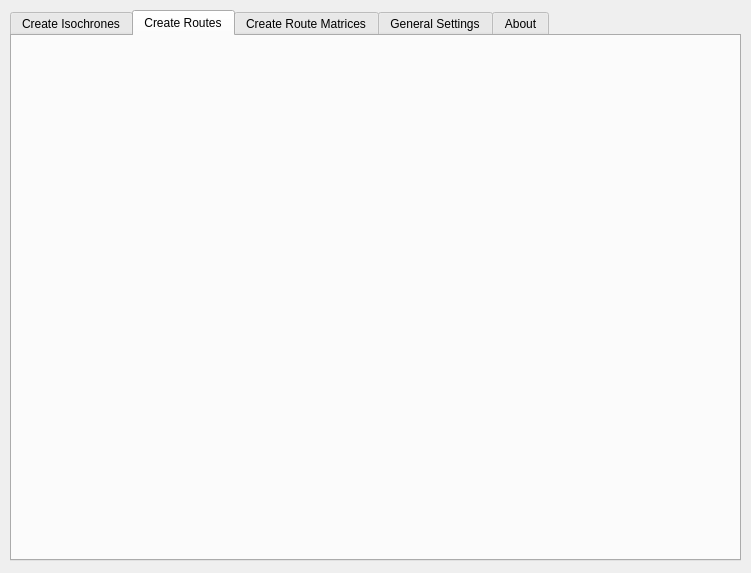
The window that otp_plugin_dialog_base.ui (mkoenigb/OpenTripPlannerPlugin) describes before a commit, drawn with Qt 5.
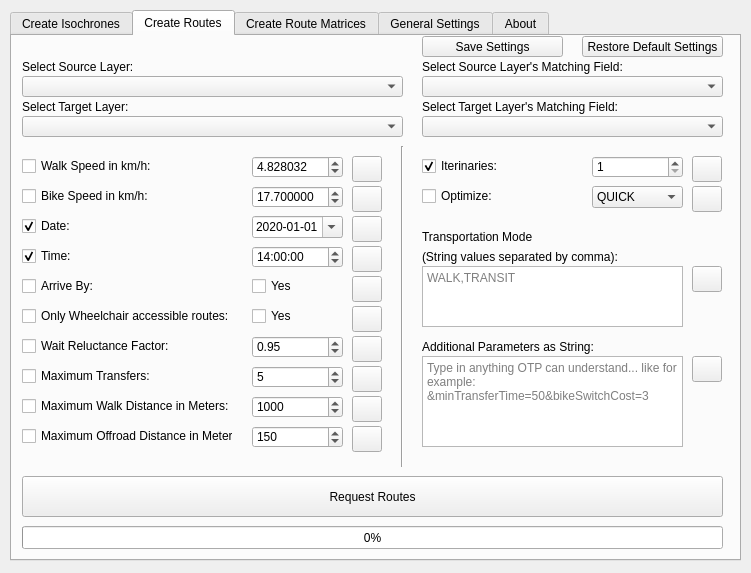
The same window after the commit. The open tabs and pages were chosen to show the change. Custom widgets are drawn as their Qt base class.

Diff of the .ui file:
```diff
--- a/otp_plugin_dialog_base.ui
+++ b/otp_plugin_dialog_base.ui
@@ -981,6 +981,1013 @@
     <attribute name="title">
      <string>Create Routes</string>
     </attribute>
+    <widget class="QLabel" name="label_7">
+     <property name="geometry">
+      <rect>
+       <x>10</x>
+       <y>20</y>
+       <width>381</width>
+       <height>21</height>
+      </rect>
+     </property>
+     <property name="text">
+      <string>Select Source Layer:</string>
+     </property>
+    </widget>
+    <widget class="QPushButton" name="Routes_RestoreDefaultSettings">
+     <property name="geometry">
+      <rect>
+       <x>570</x>
+       <y>0</y>
+       <width>141</width>
+       <height>21</height>
+      </rect>
+     </property>
+     <property name="toolTip">
+      <string>Restores default settings for Isochrones choosen by author of the plugin andor developers of opentripplanner</string>
+     </property>
+     <property name="text">
+      <string>Restore Default Settings</string>
+     </property>
+    </widget>
+    <widget class="QgsMapLayerComboBox" name="Routes_SelectInputLayer_Source">
+     <property name="geometry">
+      <rect>
+       <x>10</x>
+       <y>40</y>
+       <width>381</width>
+       <height>21</height>
+      </rect>
+     </property>
+     <property name="toolTip">
+      <string>Select a Point Layer you wish to use for calculation. Can be in any CRS which can be transformed to WGS 84 by QGIS.</string>
+     </property>
+    </widget>
+    <widget class="Line" name="line_2">
+     <property name="geometry">
+      <rect>
+       <x>380</x>
+       <y>110</y>
+       <width>20</width>
+       <height>321</height>
+      </rect>
+     </property>
+     <property name="orientation">
+      <enum>Qt::Vertical</enum>
+     </property>
+    </widget>
+    <widget class="QPushButton" name="Routes_SaveSettings">
+     <property name="geometry">
+      <rect>
+       <x>410</x>
+       <y>0</y>
+       <width>141</width>
+       <height>21</height>
+      </rect>
+     </property>
+     <property name="toolTip">
+      <string>Saves your settings for isochrones</string>
+     </property>
+     <property name="text">
+      <string>Save Settings</string>
+     </property>
+    </widget>
+    <widget class="QLabel" name="label_8">
+     <property name="geometry">
+      <rect>
+       <x>10</x>
+       <y>60</y>
+       <width>381</width>
+       <height>21</height>
+      </rect>
+     </property>
+     <property name="text">
+      <string>Select Target Layer:</string>
+     </property>
+    </widget>
+    <widget class="QgsMapLayerComboBox" name="Routes_SelectInputLayer_Target">
+     <property name="geometry">
+      <rect>
+       <x>10</x>
+       <y>80</y>
+       <width>381</width>
+       <height>21</height>
+      </rect>
+     </property>
+     <property name="toolTip">
+      <string>Select a Point Layer you wish to use for calculation. Can be in any CRS which can be transformed to WGS 84 by QGIS.</string>
+     </property>
+    </widget>
+    <widget class="QProgressBar" name="Routes_ProgressBar">
+     <property name="geometry">
+      <rect>
+       <x>10</x>
+       <y>490</y>
+       <width>701</width>
+       <height>23</height>
+      </rect>
+     </property>
+     <property name="locale">
+      <locale language="English" country="UnitedStates"/>
+     </property>
+     <property name="value">
+      <number>0</number>
+     </property>
+     <property name="textVisible">
+      <bool>true</bool>
+     </property>
+     <property name="orientation">
+      <enum>Qt::Horizontal</enum>
+     </property>
+     <property name="invertedAppearance">
+      <bool>false</bool>
+     </property>
+    </widget>
+    <widget class="QPushButton" name="Routes_RequestRoutes">
+     <property name="geometry">
+      <rect>
+       <x>10</x>
+       <y>440</y>
+       <width>701</width>
+       <height>41</height>
+      </rect>
+     </property>
+     <property name="toolTip">
+      <string>Request isochrones and store as polygon layer.</string>
+     </property>
+     <property name="text">
+      <string>Request Routes</string>
+     </property>
+    </widget>
+    <widget class="QgsFieldComboBox" name="Routes_SelectInputField_Source">
+     <property name="geometry">
+      <rect>
+       <x>410</x>
+       <y>40</y>
+       <width>301</width>
+       <height>21</height>
+      </rect>
+     </property>
+    </widget>
+    <widget class="QLabel" name="label_9">
+     <property name="geometry">
+      <rect>
+       <x>410</x>
+       <y>20</y>
+       <width>301</width>
+       <height>21</height>
+      </rect>
+     </property>
+     <property name="text">
+      <string>Select Source Layer's Matching Field:</string>
+     </property>
+    </widget>
+    <widget class="QgsFieldComboBox" name="Routes_SelectInputField_Target">
+     <property name="geometry">
+      <rect>
+       <x>410</x>
+       <y>80</y>
+       <width>301</width>
+       <height>21</height>
+      </rect>
+     </property>
+    </widget>
+    <widget class="QLabel" name="label_10">
+     <property name="geometry">
+      <rect>
+       <x>410</x>
+       <y>60</y>
+       <width>301</width>
+       <height>21</height>
+      </rect>
+     </property>
+     <property name="text">
+      <string>Select Target Layer's Matching Field:</string>
+     </property>
+    </widget>
+    <widget class="QDoubleSpinBox" name="Routes_WalkSpeed">
+     <property name="geometry">
+      <rect>
+       <x>240</x>
+       <y>120</y>
+       <width>91</width>
+       <height>22</height>
+      </rect>
+     </property>
+     <property name="toolTip">
+      <string>Speed in km/h one walks on foot. OTP-Default: 3mph.</string>
+     </property>
+     <property name="decimals">
+      <number>6</number>
+     </property>
+     <property name="maximum">
+      <double>99999.999999000006937</double>
+     </property>
+     <property name="singleStep">
+      <double>0.100000000000000</double>
+     </property>
+     <property name="value">
+      <double>4.828032000000000</double>
+     </property>
+    </widget>
+    <widget class="QgsPropertyOverrideButton" name="Routes_Wheelchair_Override">
+     <property name="geometry">
+      <rect>
+       <x>340</x>
+       <y>270</y>
+       <width>30</width>
+       <height>26</height>
+      </rect>
+     </property>
+    </widget>
+    <widget class="QgsPropertyOverrideButton" name="Routes_Time_Override">
+     <property name="geometry">
+      <rect>
+       <x>340</x>
+       <y>210</y>
+       <width>30</width>
+       <height>26</height>
+      </rect>
+     </property>
+    </widget>
+    <widget class="QDoubleSpinBox" name="Routes_WaitReluctance">
+     <property name="geometry">
+      <rect>
+       <x>240</x>
+       <y>300</y>
+       <width>91</width>
+       <height>22</height>
+      </rect>
+     </property>
+     <property name="toolTip">
+      <string>&lt;html&gt;&lt;head/&gt;&lt;body&gt;&lt;p&gt;How much worse is waiting for a transit vehicle than being on a transit vehicle, as a multiplier. The default value treats wait and on-vehicle time as the same. It may be tempting to set this higher than walkReluctance (as studies often find this kind of preferences among riders) but the planner will take this literally and walk down a transit line to avoid waiting at a stop. This used to be set less than 1 (0.95) which would make waiting offboard preferable to waiting onboard in an interlined trip. That is also undesirable. If we only tried the shortest possible transfer at each stop to neighboring stop patterns, this problem could disappear.&lt;/p&gt;&lt;/body&gt;&lt;/html&gt;</string>
+     </property>
+     <property name="decimals">
+      <number>2</number>
+     </property>
+     <property name="maximum">
+      <double>100.000000000000000</double>
+     </property>
+     <property name="singleStep">
+      <double>0.050000000000000</double>
+     </property>
+     <property name="value">
+      <double>0.950000000000000</double>
+     </property>
+    </widget>
+    <widget class="QgsPropertyOverrideButton" name="Routes_MaxTransfers_Override">
+     <property name="geometry">
+      <rect>
+       <x>340</x>
+       <y>330</y>
+       <width>30</width>
+       <height>26</height>
+      </rect>
+     </property>
+    </widget>
+    <widget class="QCheckBox" name="Routes_MaxWalkDistance_Use">
+     <property name="enabled">
+      <bool>true</bool>
+     </property>
+     <property name="geometry">
+      <rect>
+       <x>10</x>
+       <y>360</y>
+       <width>211</width>
+       <height>20</height>
+      </rect>
+     </property>
+     <property name="toolTip">
+      <string>If checked, this option will be used.
+If not checked, the servers default setting will be used. Servers default is NULL when incompatible with selected Mode.
+Do not use an option if it is not compatible with the selected Mode. For example Travelmode &quot;CAR&quot; is not compatible with &quot;BikeSpeed&quot;. If you are unsure about compatibility, check OTP API Docs.</string>
+     </property>
+     <property name="text">
+      <string>Maximum Walk Distance in Meters:</string>
+     </property>
+     <property name="checked">
+      <bool>false</bool>
+     </property>
+    </widget>
+    <widget class="QSpinBox" name="Routes_MaxWalkDistance">
+     <property name="geometry">
+      <rect>
+       <x>240</x>
+       <y>360</y>
+       <width>91</width>
+       <height>22</height>
+      </rect>
+     </property>
+     <property name="toolTip">
+      <string>Maximum distance one can cover a distance on foot.</string>
+     </property>
+     <property name="maximum">
+      <number>99999999</number>
+     </property>
+     <property name="singleStep">
+      <number>10</number>
+     </property>
+     <property name="value">
+      <number>1000</number>
+     </property>
+    </widget>
+    <widget class="QCheckBox" name="Routes_ArriveBy">
+     <property name="enabled">
+      <bool>true</bool>
+     </property>
+     <property name="geometry">
+      <rect>
+       <x>240</x>
+       <y>240</y>
+       <width>91</width>
+       <height>20</height>
+      </rect>
+     </property>
+     <property name="toolTip">
+      <string>&lt;html&gt;&lt;head/&gt;&lt;body&gt;&lt;p&gt;checked = yes --&amp;gt; &amp;amp;arriveBy=true --&amp;gt; specifies that the given time is when we plan to arrive rather than when we want to depart&lt;/p&gt;&lt;p&gt;unchecked = no --&amp;gt; &amp;amp;arriveBy=false --&amp;gt; specifies that the given time is when we plan to depart rather than when we want to arrive&lt;/p&gt;&lt;/body&gt;&lt;/html&gt;</string>
+     </property>
+     <property name="text">
+      <string>Yes</string>
+     </property>
+     <property name="checked">
+      <bool>false</bool>
+     </property>
+    </widget>
+    <widget class="QgsPropertyOverrideButton" name="Routes_MaxWalkDistance_Override">
+     <property name="geometry">
+      <rect>
+       <x>340</x>
+       <y>360</y>
+       <width>30</width>
+       <height>26</height>
+      </rect>
+     </property>
+    </widget>
+    <widget class="QSpinBox" name="Routes_MaxOffroadDistance">
+     <property name="geometry">
+      <rect>
+       <x>240</x>
+       <y>390</y>
+       <width>91</width>
+       <height>22</height>
+      </rect>
+     </property>
+     <property name="toolTip">
+      <string>Distance in meters one can cover a distance off roads.</string>
+     </property>
+     <property name="maximum">
+      <number>99999999</number>
+     </property>
+     <property name="singleStep">
+      <number>10</number>
+     </property>
+     <property name="value">
+      <number>150</number>
+     </property>
+    </widget>
+    <widget class="QCheckBox" name="Routes_Wheelchair_Use">
+     <property name="enabled">
+      <bool>true</bool>
+     </property>
+     <property name="geometry">
+      <rect>
+       <x>10</x>
+       <y>270</y>
+       <width>211</width>
+       <height>20</height>
+      </rect>
+     </property>
+     <property name="toolTip">
+      <string>If checked, this option will be used.
+If not checked, the servers default setting will be used. Servers default is NULL when incompatible with selected Mode.
+Do not use an option if it is not compatible with the selected Mode. For example Travelmode &quot;CAR&quot; is not compatible with &quot;BikeSpeed&quot;. If you are unsure about compatibility, check OTP API Docs.</string>
+     </property>
+     <property name="text">
+      <string>Only Wheelchair accessible routes:</string>
+     </property>
+     <property name="checked">
+      <bool>false</bool>
+     </property>
+    </widget>
+    <widget class="QgsPropertyOverrideButton" name="Routes_WaitReluctance_Override">
+     <property name="geometry">
+      <rect>
+       <x>340</x>
+       <y>300</y>
+       <width>30</width>
+       <height>26</height>
+      </rect>
+     </property>
+    </widget>
+    <widget class="QCheckBox" name="Routes_BikeSpeed_Use">
+     <property name="enabled">
+      <bool>true</bool>
+     </property>
+     <property name="geometry">
+      <rect>
+       <x>10</x>
+       <y>150</y>
+       <width>211</width>
+       <height>20</height>
+      </rect>
+     </property>
+     <property name="toolTip">
+      <string>If checked, this option will be used.
+If not checked, the servers default setting will be used. Servers default is NULL when incompatible with selected Mode.
+Do not use an option if it is not compatible with the selected Mode. For example Travelmode &quot;CAR&quot; is not compatible with &quot;BikeSpeed&quot;. If you are unsure about compatibility, check OTP API Docs.</string>
+     </property>
+     <property name="text">
+      <string>Bike Speed in km/h:</string>
+     </property>
+     <property name="checked">
+      <bool>false</bool>
+     </property>
+    </widget>
+    <widget class="QSpinBox" name="Routes_MaxTransfers">
+     <property name="geometry">
+      <rect>
+       <x>240</x>
+       <y>330</y>
+       <width>91</width>
+       <height>22</height>
+      </rect>
+     </property>
+     <property name="toolTip">
+      <string>Maximum number of transfers between means of transport.</string>
+     </property>
+     <property name="minimum">
+      <number>0</number>
+     </property>
+     <property name="value">
+      <number>5</number>
+     </property>
+    </widget>
+    <widget class="QCheckBox" name="Routes_MaxTransfers_Use">
+     <property name="enabled">
+      <bool>true</bool>
+     </property>
+     <property name="geometry">
+      <rect>
+       <x>10</x>
+       <y>330</y>
+       <width>211</width>
+       <height>20</height>
+      </rect>
+     </property>
+     <property name="toolTip">
+      <string>If checked, this option will be used.
+If not checked, the servers default setting will be used. Servers default is NULL when incompatible with selected Mode.
+Do not use an option if it is not compatible with the selected Mode. For example Travelmode &quot;CAR&quot; is not compatible with &quot;BikeSpeed&quot;. If you are unsure about compatibility, check OTP API Docs.</string>
+     </property>
+     <property name="text">
+      <string>Maximum Transfers:</string>
+     </property>
+     <property name="checked">
+      <bool>false</bool>
+     </property>
+    </widget>
+    <widget class="QgsPropertyOverrideButton" name="Routes_MaxOffroadDistance_Override">
+     <property name="geometry">
+      <rect>
+       <x>340</x>
+       <y>390</y>
+       <width>30</width>
+       <height>26</height>
+      </rect>
+     </property>
+    </widget>
+    <widget class="QTimeEdit" name="Routes_Time">
+     <property name="geometry">
+      <rect>
+       <x>240</x>
+       <y>210</y>
+       <width>91</width>
+       <height>22</height>
+      </rect>
+     </property>
+     <property name="toolTip">
+      <string>Departure or arrival time in HH:mm:ss.</string>
+     </property>
+     <property name="dateTime">
+      <datetime>
+       <hour>14</hour>
+       <minute>0</minute>
+       <second>0</second>
+       <year>2000</year>
+       <month>1</month>
+       <day>1</day>
+      </datetime>
+     </property>
+     <property name="maximumTime">
+      <time>
+       <hour>23</hour>
+       <minute>59</minute>
+       <second>59</second>
+      </time>
+     </property>
+     <property name="displayFormat">
+      <string>HH:mm:ss</string>
+     </property>
+    </widget>
+    <widget class="QCheckBox" name="Routes_ArriveBy_Use">
+     <property name="enabled">
+      <bool>true</bool>
+     </property>
+     <property name="geometry">
+      <rect>
+       <x>10</x>
+       <y>240</y>
+       <width>211</width>
+       <height>20</height>
+      </rect>
+     </property>
+     <property name="toolTip">
+      <string>If checked, this option will be used.
+If not checked, the servers default setting will be used. Servers default is NULL when incompatible with selected Mode.
+Do not use an option if it is not compatible with the selected Mode. For example Travelmode &quot;CAR&quot; is not compatible with &quot;BikeSpeed&quot;. If you are unsure about compatibility, check OTP API Docs.</string>
+     </property>
+     <property name="text">
+      <string>Arrive By:</string>
+     </property>
+     <property name="checkable">
+      <bool>true</bool>
+     </property>
+     <property name="checked">
+      <bool>false</bool>
+     </property>
+    </widget>
+    <widget class="QgsPropertyOverrideButton" name="Routes_BikeSpeed_Override">
+     <property name="geometry">
+      <rect>
+       <x>340</x>
+       <y>150</y>
+       <width>30</width>
+       <height>26</height>
+      </rect>
+     </property>
+    </widget>
+    <widget class="QCheckBox" name="Routes_WaitReluctance_Use">
+     <property name="enabled">
+      <bool>true</bool>
+     </property>
+     <property name="geometry">
+      <rect>
+       <x>10</x>
+       <y>300</y>
+       <width>211</width>
+       <height>20</height>
+      </rect>
+     </property>
+     <property name="toolTip">
+      <string>If checked, this option will be used.
+If not checked, the servers default setting will be used. Servers default is NULL when incompatible with selected Mode.
+Do not use an option if it is not compatible with the selected Mode. For example Travelmode &quot;CAR&quot; is not compatible with &quot;BikeSpeed&quot;. If you are unsure about compatibility, check OTP API Docs.</string>
+     </property>
+     <property name="text">
+      <string>Wait Reluctance Factor:</string>
+     </property>
+     <property name="checked">
+      <bool>false</bool>
+     </property>
+    </widget>
+    <widget class="QgsPropertyOverrideButton" name="Routes_Date_Override">
+     <property name="geometry">
+      <rect>
+       <x>340</x>
+       <y>180</y>
+       <width>30</width>
+       <height>26</height>
+      </rect>
+     </property>
+    </widget>
+    <widget class="QCheckBox" name="Routes_WalkSpeed_Use">
+     <property name="enabled">
+      <bool>true</bool>
+     </property>
+     <property name="geometry">
+      <rect>
+       <x>10</x>
+       <y>120</y>
+       <width>211</width>
+       <height>20</height>
+      </rect>
+     </property>
+     <property name="toolTip">
+      <string>If checked, this option will be used.
+If not checked, the servers default setting will be used. Servers default is NULL when incompatible with selected Mode.
+Do not use an option if it is not compatible with the selected Mode. For example Travelmode &quot;CAR&quot; is not compatible with &quot;BikeSpeed&quot;. If you are unsure about compatibility, check OTP API Docs.</string>
+     </property>
+     <property name="accessibleName">
+      <string/>
+     </property>
+     <property name="text">
+      <string>Walk Speed in km/h:</string>
+     </property>
+     <property name="checked">
+      <bool>false</bool>
+     </property>
+    </widget>
+    <widget class="QCheckBox" name="Routes_Date_Use">
+     <property name="enabled">
+      <bool>true</bool>
+     </property>
+     <property name="geometry">
+      <rect>
+       <x>10</x>
+       <y>180</y>
+       <width>211</width>
+       <height>20</height>
+      </rect>
+     </property>
+     <property name="toolTip">
+      <string>If checked, this option will be used.
+If not checked, the servers default setting will be used. Servers default is NULL when incompatible with selected Mode.
+Do not use an option if it is not compatible with the selected Mode. For example Travelmode &quot;CAR&quot; is not compatible with &quot;BikeSpeed&quot;. If you are unsure about compatibility, check OTP API Docs.</string>
+     </property>
+     <property name="text">
+      <string>Date:</string>
+     </property>
+     <property name="checked">
+      <bool>true</bool>
+     </property>
+    </widget>
+    <widget class="QCheckBox" name="Routes_MaxOffroadDistance_Use">
+     <property name="enabled">
+      <bool>true</bool>
+     </property>
+     <property name="geometry">
+      <rect>
+       <x>10</x>
+       <y>390</y>
+       <width>211</width>
+       <height>20</height>
+      </rect>
+     </property>
+     <property name="toolTip">
+      <string>If checked, this option will be used.
+If not checked, the servers default setting will be used. Servers default is NULL when incompatible with selected Mode.
+Do not use an option if it is not compatible with the selected Mode. For example Travelmode &quot;CAR&quot; is not compatible with &quot;BikeSpeed&quot;. If you are unsure about compatibility, check OTP API Docs.</string>
+     </property>
+     <property name="text">
+      <string>Maximum Offroad Distance in Meters:</string>
+     </property>
+     <property name="checked">
+      <bool>false</bool>
+     </property>
+    </widget>
+    <widget class="QCheckBox" name="Routes_Wheelchair">
+     <property name="enabled">
+      <bool>true</bool>
+     </property>
+     <property name="geometry">
+      <rect>
+       <x>240</x>
+       <y>270</y>
+       <width>91</width>
+       <height>20</height>
+      </rect>
+     </property>
+     <property name="toolTip">
+      <string>&lt;html&gt;&lt;head/&gt;&lt;body&gt;&lt;p&gt;checked --&amp;gt; use only wheelchair accessible routes&lt;/p&gt;&lt;p&gt;unchecked --&amp;gt; use all routes&lt;/p&gt;&lt;/body&gt;&lt;/html&gt;</string>
+     </property>
+     <property name="text">
+      <string>Yes</string>
+     </property>
+     <property name="checked">
+      <bool>false</bool>
+     </property>
+    </widget>
+    <widget class="QDateEdit" name="Routes_Date">
+     <property name="geometry">
+      <rect>
+       <x>240</x>
+       <y>180</y>
+       <width>91</width>
+       <height>22</height>
+      </rect>
+     </property>
+     <property name="toolTip">
+      <string>Departure or arrival date in yyyy-MM-dd.</string>
+     </property>
+     <property name="dateTime">
+      <datetime>
+       <hour>0</hour>
+       <minute>0</minute>
+       <second>0</second>
+       <year>2020</year>
+       <month>1</month>
+       <day>1</day>
+      </datetime>
+     </property>
+     <property name="currentSection">
+      <enum>QDateTimeEdit::YearSection</enum>
+     </property>
+     <property name="displayFormat">
+      <string>yyyy-MM-dd</string>
+     </property>
+     <property name="calendarPopup">
+      <bool>true</bool>
+     </property>
+    </widget>
+    <widget class="QgsPropertyOverrideButton" name="Routes_ArriveBy_Override">
+     <property name="geometry">
+      <rect>
+       <x>340</x>
+       <y>240</y>
+       <width>30</width>
+       <height>26</height>
+      </rect>
+     </property>
+    </widget>
+    <widget class="QCheckBox" name="Routes_Time_Use">
+     <property name="enabled">
+      <bool>true</bool>
+     </property>
+     <property name="geometry">
+      <rect>
+       <x>10</x>
+       <y>210</y>
+       <width>211</width>
+       <height>20</height>
+      </rect>
+     </property>
+     <property name="toolTip">
+      <string>If checked, this option will be used.
+If not checked, the servers default setting will be used. Servers default is NULL when incompatible with selected Mode.
+Do not use an option if it is not compatible with the selected Mode. For example Travelmode &quot;CAR&quot; is not compatible with &quot;BikeSpeed&quot;. If you are unsure about compatibility, check OTP API Docs.</string>
+     </property>
+     <property name="text">
+      <string>Time:</string>
+     </property>
+     <property name="checked">
+      <bool>true</bool>
+     </property>
+    </widget>
+    <widget class="QDoubleSpinBox" name="Routes_BikeSpeed">
+     <property name="geometry">
+      <rect>
+       <x>240</x>
+       <y>150</y>
+       <width>91</width>
+       <height>22</height>
+      </rect>
+     </property>
+     <property name="toolTip">
+      <string>Speed in km/h one rides the bike. OTP-Default: 11mph.</string>
+     </property>
+     <property name="decimals">
+      <number>6</number>
+     </property>
+     <property name="maximum">
+      <double>99999.999999000006937</double>
+     </property>
+     <property name="singleStep">
+      <double>0.100000000000000</double>
+     </property>
+     <property name="value">
+      <double>17.699999999999999</double>
+     </property>
+    </widget>
+    <widget class="QgsPropertyOverrideButton" name="Routes_WalkSpeed_Override">
+     <property name="geometry">
+      <rect>
+       <x>340</x>
+       <y>120</y>
+       <width>30</width>
+       <height>26</height>
+      </rect>
+     </property>
+    </widget>
+    <widget class="QTextEdit" name="Routes_TransportationMode">
+     <property name="geometry">
+      <rect>
+       <x>410</x>
+       <y>230</y>
+       <width>261</width>
+       <height>61</height>
+      </rect>
+     </property>
+     <property name="toolTip">
+      <string>&lt;html&gt;&lt;head/&gt;&lt;body&gt;&lt;p&gt;Enter values which OTP can understand, separated by comma. Not all combinations do work. Look up in OTP API Docs if you are unsure. Possible values for example are:&lt;/p&gt;&lt;table border=&quot;0&quot; style=&quot; margin-top:0px; margin-bottom:0px; margin-left:0px; margin-right:0px;&quot; cellspacing=&quot;2&quot; cellpadding=&quot;0&quot;&gt;&lt;tr&gt;&lt;td width=&quot;194&quot;&gt;&lt;p&gt;WALK&lt;/p&gt;&lt;/td&gt;&lt;/tr&gt;&lt;tr&gt;&lt;td&gt;&lt;p&gt;CAR &lt;span style=&quot; font-style:italic;&quot;&gt;(can not be combined with WALK)&lt;/span&gt;&lt;/p&gt;&lt;/td&gt;&lt;/tr&gt;&lt;tr&gt;&lt;td&gt;&lt;p&gt;BICYCLE&lt;/p&gt;&lt;/td&gt;&lt;/tr&gt;&lt;tr&gt;&lt;td&gt;&lt;p&gt;TRANSIT&lt;span style=&quot; font-style:italic;&quot;&gt; (Used for combination of all supported public transportation types)&lt;/span&gt;&lt;/p&gt;&lt;/td&gt;&lt;/tr&gt;&lt;tr&gt;&lt;td&gt;&lt;p&gt;TRAM&lt;/p&gt;&lt;/td&gt;&lt;/tr&gt;&lt;tr&gt;&lt;td&gt;&lt;p&gt;BUS&lt;/p&gt;&lt;/td&gt;&lt;/tr&gt;&lt;tr&gt;&lt;td&gt;&lt;p&gt;RAIL&lt;/p&gt;&lt;/td&gt;&lt;/tr&gt;&lt;tr&gt;&lt;td&gt;&lt;p&gt;SUBWAY&lt;/p&gt;&lt;/td&gt;&lt;/tr&gt;&lt;tr&gt;&lt;td&gt;&lt;p&gt;GONDOLA&lt;/p&gt;&lt;/td&gt;&lt;/tr&gt;&lt;tr&gt;&lt;td&gt;&lt;p&gt;CABLE_CAR&lt;/p&gt;&lt;/td&gt;&lt;/tr&gt;&lt;tr&gt;&lt;td&gt;&lt;p&gt;FERRY&lt;/p&gt;&lt;/td&gt;&lt;/tr&gt;&lt;tr&gt;&lt;td&gt;&lt;p&gt;FUNICULAR&lt;/p&gt;&lt;/td&gt;&lt;/tr&gt;&lt;tr&gt;&lt;td&gt;&lt;p&gt;BICYCLE_RENT&lt;/p&gt;&lt;/td&gt;&lt;/tr&gt;&lt;tr&gt;&lt;td&gt;&lt;p&gt;BICYCLE_PARK&lt;/p&gt;&lt;/td&gt;&lt;/tr&gt;&lt;tr&gt;&lt;td&gt;&lt;p&gt;CAR_PARK&lt;/p&gt;&lt;/td&gt;&lt;/tr&gt;&lt;tr&gt;&lt;td&gt;&lt;p&gt;AIRPLANE&lt;/p&gt;&lt;/td&gt;&lt;/tr&gt;&lt;tr&gt;&lt;td&gt;&lt;p&gt;LEG_SWITCH&lt;/p&gt;&lt;p&gt;Default if nothing is specified: WALK,TRANSIT&lt;/p&gt;&lt;/td&gt;&lt;/tr&gt;&lt;/table&gt;&lt;/body&gt;&lt;/html&gt;</string>
+     </property>
+     <property name="tabStopWidth">
+      <number>80</number>
+     </property>
+     <property name="acceptRichText">
+      <bool>false</bool>
+     </property>
+     <property name="placeholderText">
+      <string>WALK,TRANSIT</string>
+     </property>
+    </widget>
+    <widget class="QLabel" name="label_18">
+     <property name="geometry">
+      <rect>
+       <x>410</x>
+       <y>210</y>
+       <width>291</width>
+       <height>21</height>
+      </rect>
+     </property>
+     <property name="text">
+      <string>(String values separated by comma):</string>
+     </property>
+    </widget>
+    <widget class="QTextEdit" name="Routes_AdditionalParameters">
+     <property name="geometry">
+      <rect>
+       <x>410</x>
+       <y>320</y>
+       <width>261</width>
+       <height>91</height>
+      </rect>
+     </property>
+     <property name="toolTip">
+      <string>&lt;html&gt;&lt;head/&gt;&lt;body&gt;&lt;p&gt;Start with leading &amp;quot;&amp;amp;&amp;quot;, followed by &amp;quot;parameter name&amp;quot;, followed by &amp;quot;=&amp;quot;, followed by &amp;quot;value&amp;quot;. Keep case sensitivity in mind! For example:&lt;/p&gt;&lt;p&gt;&lt;span style=&quot; font-style:italic;&quot;&gt;&amp;amp;waitReluctance=10.5&lt;/span&gt;&lt;/p&gt;&lt;p&gt;or&lt;/p&gt;&lt;p&gt;&lt;span style=&quot; font-style:italic;&quot;&gt;&amp;amp;minTransferTime=50&amp;amp;bikeSpeed=12.5&amp;amp;bikeSwitchTime=5&amp;amp;bikeSwitchCost=3&lt;/span&gt;&lt;/p&gt;&lt;p&gt;Look up in OTP API Docs if you don't know how to write it...&lt;/p&gt;&lt;p&gt;Default if nothing is specified: None&lt;/p&gt;&lt;/body&gt;&lt;/html&gt;</string>
+     </property>
+     <property name="tabStopWidth">
+      <number>80</number>
+     </property>
+     <property name="acceptRichText">
+      <bool>false</bool>
+     </property>
+     <property name="placeholderText">
+      <string>Type in anything OTP can understand... like for example: &amp;minTransferTime=50&amp;bikeSwitchCost=3</string>
+     </property>
+    </widget>
+    <widget class="QLabel" name="label_2">
+     <property name="geometry">
+      <rect>
+       <x>410</x>
+       <y>190</y>
+       <width>201</width>
+       <height>21</height>
+      </rect>
+     </property>
+     <property name="text">
+      <string>Transportation Mode</string>
+     </property>
+    </widget>
+    <widget class="QgsPropertyOverrideButton" name="Routes_AdditionalParameters_Override">
+     <property name="geometry">
+      <rect>
+       <x>680</x>
+       <y>320</y>
+       <width>30</width>
+       <height>26</height>
+      </rect>
+     </property>
+    </widget>
+    <widget class="QLabel" name="label_19">
+     <property name="geometry">
+      <rect>
+       <x>410</x>
+       <y>300</y>
+       <width>201</width>
+       <height>21</height>
+      </rect>
+     </property>
+     <property name="text">
+      <string>Additional Parameters as String:</string>
+     </property>
+    </widget>
+    <widget class="QgsPropertyOverrideButton" name="Routes_TransportationMode_Override">
+     <property name="geometry">
+      <rect>
+       <x>680</x>
+       <y>230</y>
+       <width>30</width>
+       <height>26</height>
+      </rect>
+     </property>
+    </widget>
+    <widget class="QSpinBox" name="Routes_Iterinaries">
+     <property name="geometry">
+      <rect>
+       <x>580</x>
+       <y>120</y>
+       <width>91</width>
+       <height>22</height>
+      </rect>
+     </property>
+     <property name="toolTip">
+      <string>Maximum number of transfers between means of transport.</string>
+     </property>
+     <property name="minimum">
+      <number>1</number>
+     </property>
+     <property name="value">
+      <number>1</number>
+     </property>
+    </widget>
+    <widget class="QgsPropertyOverrideButton" name="Routes_Iterinaries_Override">
+     <property name="geometry">
+      <rect>
+       <x>680</x>
+       <y>120</y>
+       <width>30</width>
+       <height>26</height>
+      </rect>
+     </property>
+    </widget>
+    <widget class="QCheckBox" name="Routes_Iterinaries_Use">
+     <property name="enabled">
+      <bool>true</bool>
+     </property>
+     <property name="geometry">
+      <rect>
+       <x>410</x>
+       <y>120</y>
+       <width>131</width>
+       <height>20</height>
+      </rect>
+     </property>
+     <property name="toolTip">
+      <string>If checked, this option will be used.
+If not checked, the servers default setting will be used. Servers default is NULL when incompatible with selected Mode.
+Do not use an option if it is not compatible with the selected Mode. For example Travelmode &quot;CAR&quot; is not compatible with &quot;BikeSpeed&quot;. If you are unsure about compatibility, check OTP API Docs.</string>
+     </property>
+     <property name="text">
+      <string>Iterinaries:</string>
+     </property>
+     <property name="checked">
+      <bool>true</bool>
+     </property>
+    </widget>
+    <widget class="QComboBox" name="Routes_Optimize">
+     <property name="geometry">
+      <rect>
+       <x>580</x>
+       <y>150</y>
+       <width>91</width>
+       <height>22</height>
+      </rect>
+     </property>
+     <item>
+      <property name="text">
+       <string>QUICK</string>
+      </property>
+     </item>
+     <item>
+      <property name="text">
+       <string>TRANSFERS</string>
+      </property>
+     </item>
+     <item>
+      <property name="text">
+       <string>SAFE</string>
+      </property>
+     </item>
+     <item>
+      <property name="text">
+       <string>FLAT</string>
+      </property>
+     </item>
+     <item>
+      <property name="text">
+       <string>GREENWAYS</string>
+      </property>
+     </item>
+     <item>
+      <property name="text">
+       <string>TRIANGLE</string>
+      </property>
+     </item>
+    </widget>
+    <widget class="QCheckBox" name="Routes_Optimize_Use">
+     <property name="enabled">
+      <bool>true</bool>
+     </property>
+     <property name="geometry">
+      <rect>
+       <x>410</x>
+       <y>150</y>
+       <width>131</width>
+       <height>20</height>
+      </rect>
+     </property>
+     <property name="toolTip">
+      <string>If checked, this option will be used.
+If not checked, the servers default setting will be used. Servers default is NULL when incompatible with selected Mode.
+Do not use an option if it is not compatible with the selected Mode. For example Travelmode &quot;CAR&quot; is not compatible with &quot;BikeSpeed&quot;. If you are unsure about compatibility, check OTP API Docs.</string>
+     </property>
+     <property name="text">
+      <string>Optimize:</string>
+     </property>
+     <property name="checked">
+      <bool>false</bool>
+     </property>
+    </widget>
+    <widget class="QgsPropertyOverrideButton" name="Routes_Optimize_Override">
+     <property name="geometry">
+      <rect>
+       <x>680</x>
+       <y>150</y>
+       <width>30</width>
+       <height>26</height>
+      </rect>
+     </property>
+    </widget>
    </widget>
    <widget class="QWidget" name="tab_run_routematrix">
     <attribute name="title">
@@ -1128,6 +2135,11 @@
   </widget>
  </widget>
  <customwidgets>
+  <customwidget>
+   <class>QgsFieldComboBox</class>
+   <extends>QComboBox</extends>
+   <header>qgsfieldcombobox.h</header>
+  </customwidget>
   <customwidget>
    <class>QgsMapLayerComboBox</class>
    <extends>QComboBox</extends>
```
Left out of the diff: 10 changed lines with no effect on the pictures.
